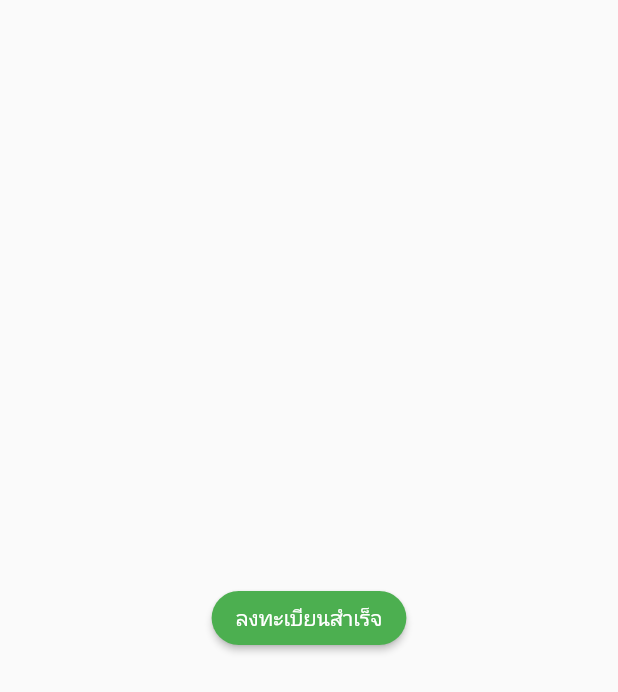
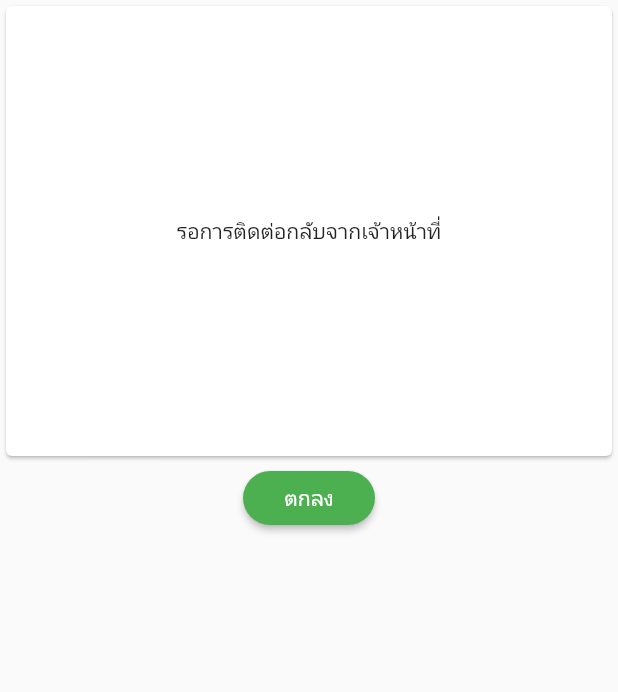
Before and after one commit to Npwtps14/enieth, a Flutter app: the MyCustomForm screen opened directly, on a phone screen of 412 x 824 dp. Shown: the top 692 px of the screen. Run offline on Flutter 3.47's test engine with Material 2 defaults, Android fonts, the phone set to English and light mode, and no system bars; our stand-ins replace chopper, dio, flushbar, font_awesome_flutter, get, get_it and 5 more; accounts and stored records are empty; generated files the repository leaves out were written again; network calls fail; Roboto replaces fonts that are missing (Kanit).

Commit message:
deploy feature register

```diff
--- a/lib/widgets/register_success.dart
+++ b/lib/widgets/register_success.dart
@@ -1,6 +1,11 @@
+import 'dart:convert';
+
 import 'package:enie_production/screens/login_screen.dart';
 import 'package:flutter/material.dart';
 import 'package:google_fonts/google_fonts.dart';
+import 'package:image_picker/image_picker.dart';
+import 'dart:io';
+import 'package:http/http.dart' as http;
 
 class RegisterSuccess extends StatelessWidget {
   @override
@@ -10,7 +15,6 @@ class RegisterSuccess extends StatelessWidget {
     return MaterialApp(
       title: appTitle,
       home: Scaffold(
-
         appBar: AppBar(
           backgroundColor: Colors.white,
           title: Text(appTitle),
@@ -29,36 +33,48 @@ class MyCustomForm extends StatefulWidget {
   }
 }
 
-// Create a corresponding State class.
-// This class holds data related to the form.
 class MyCustomFormState extends State<MyCustomForm> {
-  // Create a global key that uniquely identifies the Form widget
-  // and allows validation of the form.
-  //
-  // Note: This is a GlobalKey<FormState>,
-  // not a GlobalKey<MyCustomFormState>.
   final _formKey = GlobalKey<FormState>();
+//   final String phpEndPoint = 'http://192.168.43.171/phpAPI/image.php';
+// final String nodeEndPoint = 'http://192.168.43.171:3000/image';
 
   @override
   Widget build(BuildContext context) {
-    // Build a Form widget using the _formKey created above.
-    return Center(
-      child: RaisedButton(
+    return Scaffold(
+      body: Center(
+        child: Column(
+          children: <Widget>[
+            Column(
+              mainAxisAlignment: MainAxisAlignment.center,
+              children: <Widget>[
+                Card(
+                  child: Container(
+                      height: 300,
+                      width: double.infinity,
+                      clipBehavior: Clip.antiAlias,
+                      decoration: BoxDecoration(
+                        borderRadius: BorderRadius.circular(4),
+                      ),
+                      child: Center(child: Text('รอการติดต่อกลับจากเจ้าหน้าที่',style: GoogleFonts.kanit())),)
+                ),
+                RaisedButton(
                   color: Colors.green,
                   shape: RoundedRectangleBorder(
                       borderRadius: BorderRadius.all(Radius.circular(20))),
-                      onPressed: ()  {
+                  onPressed: () {
                     var registerSuccess = new MaterialPageRoute(
-                            builder: (BuildContext contex) => Login(
-
-                            ),
+                      builder: (BuildContext contex) => Login(),
                     );
                     Navigator.of(context).push(registerSuccess);
-
                   },
                   child: Text(
-                        "ลงทะเบียนสำเร็จ",
+                    "ตกลง",
                     style: GoogleFonts.kanit(color: Colors.white),
+                  ),
+                ),
+              ],
+            ),
+          ],
         ),
       ),
     );
--- a/pubspec.yaml
+++ b/pubspec.yaml
@@ -23,7 +23,7 @@ environment:
 dependencies:
   flutter:
     sdk: flutter
-
+  image: ^3.0.2
   provider: ^5.0.0
   google_nav_bar: ^5.0.3
   line_icons: ^2.0.1
```
Also changed, not shown: lib/screens/register_screen.dart (+70 -56 lines), pubspec.lock, 1 other file. Lines whose indentation alone changed are shown as unchanged.
